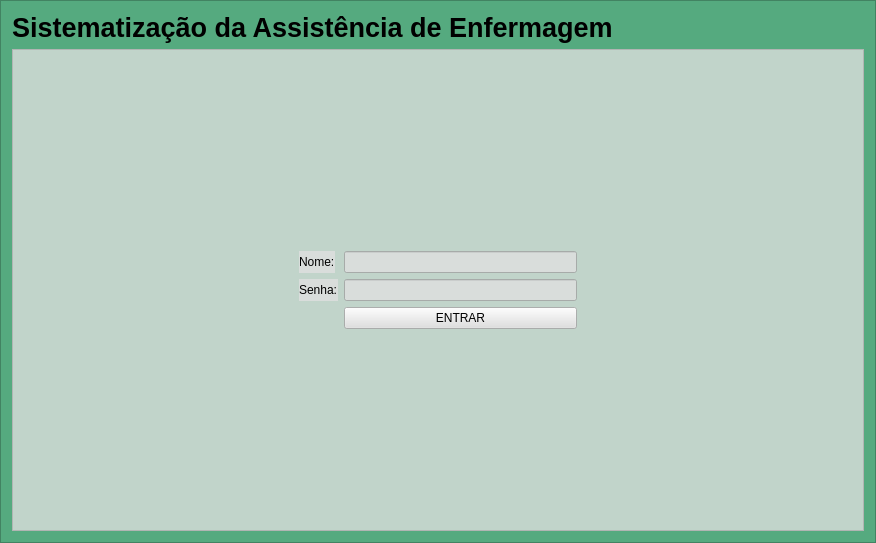
The window that GUI/001_LogIn.ui (LCapanelli/RP3) describes before a commit, drawn with Qt 5.
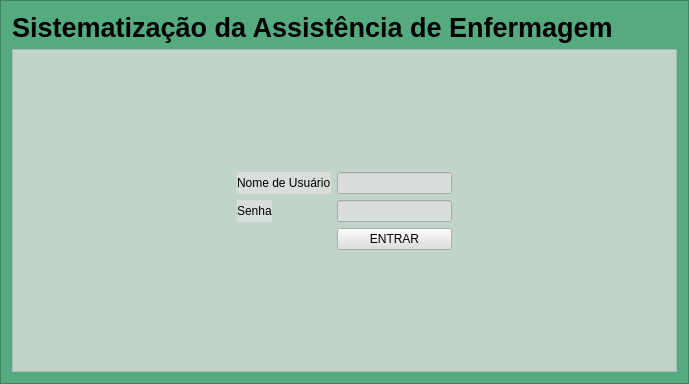
The same window after the commit.

What changed in the file:
```diff
--- a/GUI/001_LogIn.ui
+++ b/GUI/001_LogIn.ui
@@ -9,10 +9,15 @@
    <rect>
     <x>0</x>
     <y>0</y>
-    <width>876</width>
-    <height>543</height>
+    <width>689</width>
+    <height>384</height>
    </rect>
   </property>
+  <property name="font">
+   <font>
+    <pointsize>12</pointsize>
+   </font>
+  </property>
   <property name="windowTitle">
    <string>LogIn</string>
   </property>
@@ -72,13 +77,16 @@
      <layout class="QGridLayout" name="gridLayout_2">
       <item row="1" column="1">
        <layout class="QFormLayout" name="formLayout">
+        <property name="fieldGrowthPolicy">
+         <enum>QFormLayout::AllNonFixedFieldsGrow</enum>
+        </property>
         <item row="0" column="0">
          <widget class="QLabel" name="label_Nome">
           <property name="styleSheet">
            <string notr="true">background-color: rgba(223, 223, 223, 200);</string>
           </property>
           <property name="text">
-           <string>Nome:</string>
+           <string>Nome de Usuário</string>
           </property>
          </widget>
         </item>
@@ -88,7 +96,7 @@
         <item row="1" column="0">
          <widget class="QLabel" name="label_Senha">
           <property name="text">
-           <string>Senha:</string>
+           <string>Senha</string>
           </property>
          </widget>
         </item>
```
